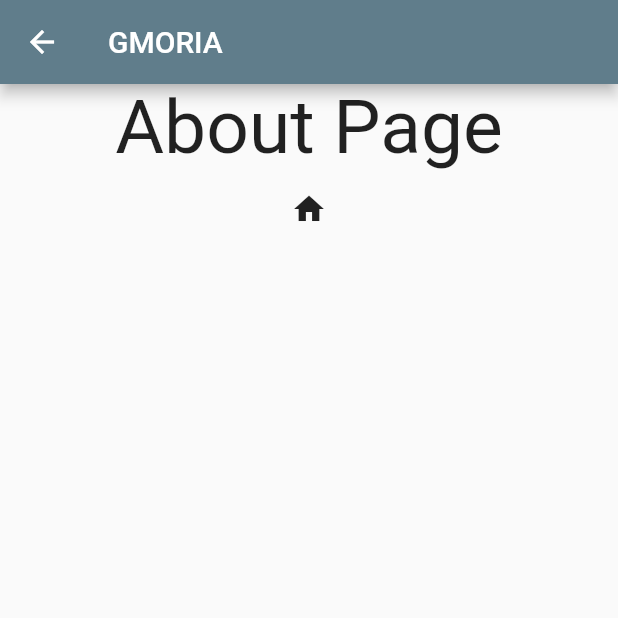
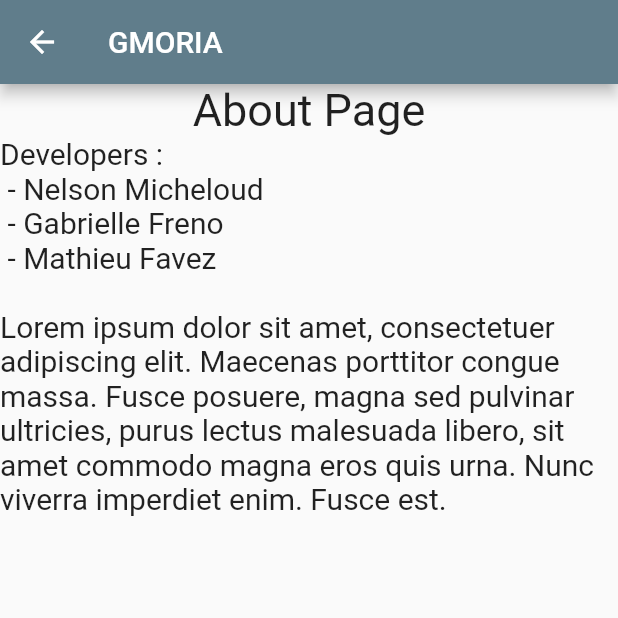
Before and after one commit to nmHEVS/GMoria, a Flutter app: the About screen opened by its route, on a phone screen of 412 x 824 dp, the top half of it. Run offline on Flutter 3.47's test engine with Material 2 defaults, Android fonts, the phone set to English and light mode, and no system bars.

Commit message:
button back in appbar, files organization

```diff
--- a/gmoria/lib/About.dart
+++ /dev/null
@@ -1,38 +0,0 @@
-import 'package:flutter/material.dart';
-
-class About extends StatefulWidget {
-  static String routeName = '/about';
-  final String appTitle = 'GMORIA';
-
-  @override
-  _AboutState createState() => _AboutState();
-}
-
-class _AboutState extends State<About> {
-  @override
-  Widget build(BuildContext context) {
-    return Scaffold(
-      appBar: AppBar(
-        title: Text(widget.appTitle),
-      ),
-      body: Center(
-        child: Column(
-          children: [
-            Container(
-              child: Text(
-                'About Page',
-                style: TextStyle(fontSize: 50),
-              ),
-            ),
-            IconButton(
-              icon: Icon(Icons.home),
-              onPressed: () {
-                Navigator.pushNamed(context, '/home');
-              },
-            )
-          ],
-        ),
-      ),
-    );
-  }
-}
--- /dev/null
+++ b/gmoria/lib/Pages/About.dart
@@ -0,0 +1,42 @@
+import 'package:flutter/material.dart';
+
+class About extends StatefulWidget {
+  static String routeName = '/about';
+  final String appTitle = 'GMORIA';
+
+  @override
+  _AboutState createState() => _AboutState();
+}
+
+class _AboutState extends State<About> {
+  @override
+  Widget build(BuildContext context) {
+    return Scaffold(
+      appBar: AppBar(
+          title: Text(widget.appTitle),
+          automaticallyImplyLeading: true,
+          leading: IconButton(
+            icon: Icon(Icons.arrow_back),
+            onPressed: () => Navigator.pop(context, false),
+          )),
+      body: Center(
+        child: Column(
+          children: [
+            Container(
+              child: Text(
+                'About Page',
+                style: TextStyle(fontSize: 30),
+              ),
+            ),
+            Container(
+              child: Text(
+                'Developers :\n\t- Nelson Micheloud\n\t- Gabrielle Freno\n\t- Mathieu Favez\n\nLorem ipsum dolor sit amet, consectetuer adipiscing elit. Maecenas porttitor congue massa. Fusce posuere, magna sed pulvinar ultricies, purus lectus malesuada libero, sit amet commodo magna eros quis urna. Nunc viverra imperdiet enim. Fusce est.',
+                style: TextStyle(fontSize: 20),
+              ),
+            ),
+          ],
+        ),
+      ),
+    );
+  }
+}
--- a/gmoria/lib/Home.dart
+++ b/gmoria/lib/Pages/Home.dart
@@ -3,7 +3,7 @@ import 'package:gmoria/DrawerApp.dart';
 import 'package:gmoria/ListOfLists.dart';
 import 'package:gmoria/models/ListModel.dart';
 
-import './datas/dataList.dart' as dataList;
+import '../datas/dataList.dart' as dataList;
 
 class Home extends StatefulWidget {
   final List<ListApp> lists = dataList.list;
```
Also changed, not shown: gmoria/lib/Pages/ListOfPersons.dart (renamed from gmoria/lib/ListOfPersons.dart, +8 -7 lines), gmoria/lib/Pages/PersonInfo.dart (renamed from gmoria/lib/PersonInfo.dart, +7 -3 lines), gmoria/lib/Pages/PersonLearnCard.dart (renamed from gmoria/lib/PersonLearnCard.dart, +6 -6 lines), gmoria/lib/main.dart (+7 -8 lines), gmoria/lib/Pages/PersonGameCard.dart (renamed from gmoria/lib/PersonGameCard.dart), gmoria/lib/Pages/ScorePage.dart (renamed from gmoria/lib/ScorePage.dart).
